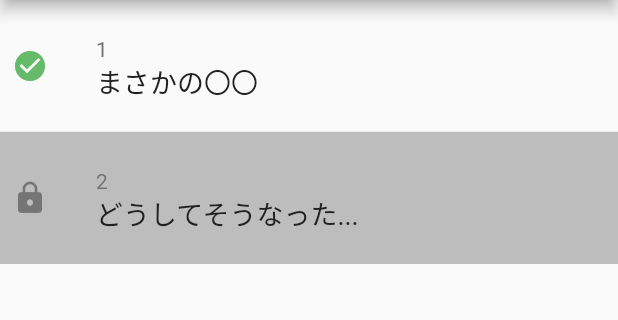
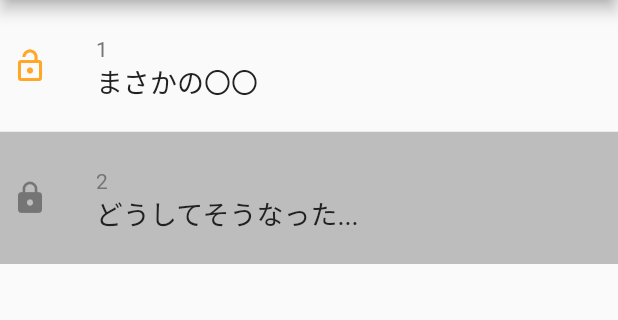
Before and after one commit to tsuyopon-xyz/illust_guessing_app_flutter, a Flutter app: the screen it shows after launch, after a tap on an icon or button, on a phone screen of 412 x 824 dp, the part 84-404 px from its top. Run offline on Flutter 3.47's test engine with Material 2 defaults, Android fonts, the light colour scheme and no system bars; our stand-ins replace flutter_riverpod, freezed_annotation, hooks_riverpod, riverpod, shared_preferences, universal_platform.

Commit message:
Save and load quizStatus on first open

```diff
--- a/lib/main.dart
+++ b/lib/main.dart
@@ -20,6 +20,7 @@ class MyApp extends ConsumerWidget {
     int currentChapterIndex = sqp.currentChapterIndex ?? -1;
 
     return MaterialApp(
+      debugShowCheckedModeBanner: false,
       title: 'イラスト推理($currentChapterIndex)',
       home: Scaffold(
         appBar: AppBar(
--- a/lib/src/utils/quiz_status_list_manager.dart
+++ b/lib/src/utils/quiz_status_list_manager.dart
@@ -8,7 +8,11 @@ class QuizStatusListManager {
   Future<List<QuizStatus>> load() async {
     try {
       final prefs = await SharedPreferences.getInstance();
-      String jsonString = prefs.getString(_prefKey);
+      String? jsonString = prefs.getString(_prefKey);
+      if (jsonString == null) {
+        return [];
+      }
+
       List<dynamic> decodedJson = json.decode(jsonString);
       List<QuizStatus> quizStatusList = decodedJson.map((dynamicMap) {
         Map<String, dynamic> castMap = {};
--- a/lib/src/views/quiz_select_view.dart
+++ b/lib/src/views/quiz_select_view.dart
@@ -1,8 +1,11 @@
 import 'package:flutter/material.dart';
 import 'package:hooks_riverpod/hooks_riverpod.dart';
+import 'package:illust_guessing_app/src/models/quiz_status.dart';
 import 'package:illust_guessing_app/src/providers/selected_quiz_progress_provider.dart';
 
 import '../providers/quiz_list_provider.dart' show quizListProvider;
+import '../providers/quiz_status_list_provider.dart'
+    show quizStatusListProvider;
 import '../models/quiz.dart' show Quiz;
 
 class QuizSelectView extends ConsumerWidget {
@@ -10,9 +13,33 @@ class QuizSelectView extends ConsumerWidget {
   @override
   Widget build(BuildContext context, WidgetRef ref) {
     AsyncValue<List<Quiz>> asyncValue = ref.watch(quizListProvider);
+    var quizStatusList = ref.watch(quizStatusListProvider);
 
     return asyncValue.when(data: (List<Quiz> quizList) {
-      return Center(child: _QuizListView(quizList: quizList));
+      // 一番最初のアプリ起動時はSharedPreferencesに保存されていないあめ、
+      if (quizStatusList.isEmpty) {
+        // TODO: 初期化処理をアプリ読み込み時に行う
+        var newQuizStatusList = quizList.asMap().entries.map((entry) {
+          int index = entry.key;
+          var quiz = entry.value;
+
+          // 最初のステージはオープンにしておく
+          return QuizStatus(quizId: quiz.id, isLocked: index != 0);
+        }).toList();
+
+        final notifier = ref.read(quizStatusListProvider.notifier);
+        notifier.save(newQuizStatusList);
+
+        return const Center(child: Text('No QuizStatusList'));
+      }
+
+      // テスト用 : ローカル保存したデータを削除
+      // if (quizStatusList.isNotEmpty) {
+      //   final notifier = ref.read(quizStatusListProvider.notifier);
+      //   notifier.delete();
+      // }
+
+      return _QuizListView(quizList: quizList);
     }, error: (error, stack) {
       print(error);
       return const Center(child: Text('Error...'));
@@ -29,20 +56,26 @@ class _QuizListView extends ConsumerWidget {
 
   @override
   Widget build(BuildContext context, WidgetRef ref) {
+    var quizStatusList = ref.watch(quizStatusListProvider);
+
     return ListView.separated(
       itemCount: quizList.length,
       itemBuilder: (BuildContext context, int index) {
         final quiz = quizList[index];
+        final quizStatus = quizStatusList.firstWhere(
+            (_quizStatus) => _quizStatus.quizId == quiz.id,
+            orElse: () => QuizStatus(quizId: -1) // -1 == Not Found
+            );
 
         // TODO: ステージのクリア状況を管理するstateを用意して、idを元にロックが解除されているか確認する
-        final isLocked = index % 2 == 1;
 
         return Container(
-          decoration:
-              isLocked ? new BoxDecoration(color: Colors.grey.shade400) : null,
+          decoration: quizStatus.isLocked
+              ? new BoxDecoration(color: Colors.grey.shade400)
+              : null,
           child: ListTile(
             contentPadding: const EdgeInsets.all(8),
-            enabled: !isLocked,
+            enabled: !quizStatus.isLocked,
             onTap: () {
               final sqp = ref.read(selectedQuizProgressProvider.notifier);
               final _quiz = sqp.state.quiz;
@@ -60,9 +93,11 @@ class _QuizListView extends ConsumerWidget {
             leading: Column(
               mainAxisAlignment: MainAxisAlignment.center,
               children: [
-                isLocked
+                quizStatus.isLocked
                     ? const Icon(Icons.lock)
-                    : Icon(Icons.check_circle, color: Colors.green.shade400)
+                    : quizStatus.isCompleted
+                        ? Icon(Icons.check_circle, color: Colors.green.shade400)
+                        : Icon(Icons.lock_open, color: Colors.orange.shade400)
               ],
             ),
             title: Text(quiz.id.toString(),
--- a/pubspec.yaml
+++ b/pubspec.yaml
@@ -22,7 +22,7 @@ dependencies:
   flutter_hooks: ^0.18.2+1
   hooks_riverpod: ^1.0.3
   universal_platform: ^1.0.0+1
-  shared_preferences: ^0.5.5
+  shared_preferences: 2.0.13
 
 dev_dependencies:
   flutter_test:
```
Also changed, not shown: pubspec.lock, 3 other files.
